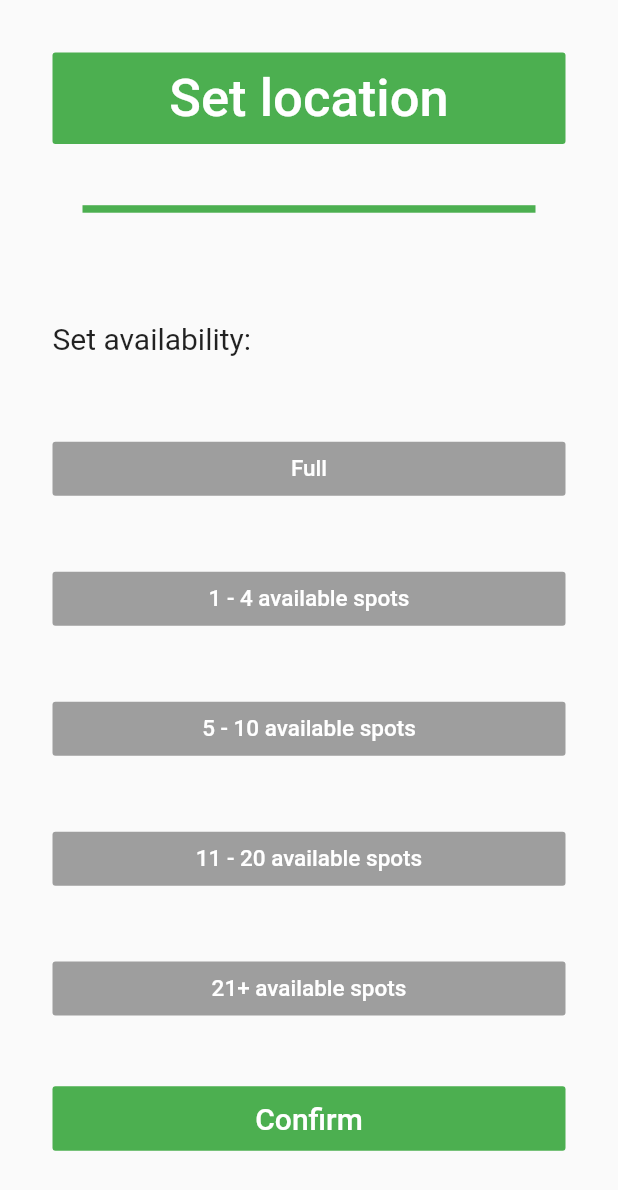
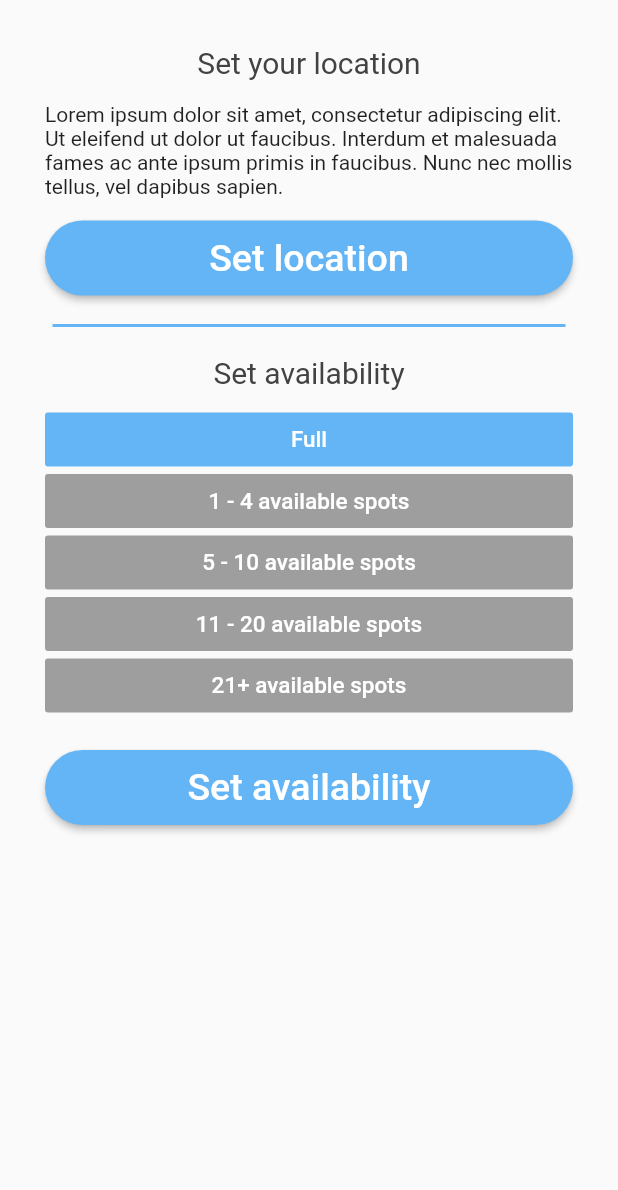
Before and after one commit to Jann1s/parknspot, a Flutter app: the Parking widget shown alone on an empty page, opened directly, on a phone screen of 412 x 824 dp. Shown: the top 1190 px of the screen. Run offline on Flutter 3.47's test engine with Material 2 defaults, Android fonts, the phone set to English and light mode, and no system bars; our stand-ins replace google_maps_flutter; Roboto replaces fonts that are missing (Montserrat).

Commit message:
View adjustment
I adjusted the views a little. They look now more like our Register/Login views.

```diff
--- a/app/lib/view/Parking.dart
+++ b/app/lib/view/Parking.dart
@@ -7,110 +7,138 @@ class Parking extends StatefulWidget {
 }
 
 class ParkingState extends State<Parking> {
+  EAvailability _availability = EAvailability.Full;
+
   @override
   Widget build(BuildContext context) {
     return Container(
       alignment: Alignment.center,
-      padding: EdgeInsets.all(35),
+      margin: EdgeInsets.all(30),
       child: Center(
         child: Column(
           children: <Widget>[
-            Row(
+            Column(
+              crossAxisAlignment: CrossAxisAlignment.stretch,
               children: <Widget>[
-                Expanded(
-                  child: FlatButton(
-                    child: Text(
-                      'Set location',
-                      style: TextStyle(fontSize: 35.0)
+                Container(
+                  margin: EdgeInsets.fromLTRB(0, 0, 0, 15),
+                  child: Center(
+                    child: Text('Set your location',
+                      style: TextStyle(
+                          fontSize: 20,
+                          color: Colors.grey.shade800
+                      ),
                     ),
-                    color: Colors.green,
-                    textColor: Colors.white,
-                    padding: EdgeInsets.all(10),
-                    onPressed: (){}
                   ),
-                )
+                ),
+                Container(
+                  child: Text("Lorem ipsum dolor sit amet, consectetur adipiscing elit. Ut eleifend ut dolor ut faucibus. Interdum et malesuada fames ac ante ipsum primis in faucibus. Nunc nec mollis tellus, vel dapibus sapien."),
+                  margin: EdgeInsets.fromLTRB(0, 0, 0, 15),
+                ),
+                SizedBox(
+                  width: double.infinity,
+                  height: 50,
+                  child: RaisedButton(
+                    color: Colors.blue.shade300,
+                    shape: RoundedRectangleBorder(
+                      borderRadius: BorderRadius.circular(25),
+                    ),
+                    child: Text('Set location',
+                        style: TextStyle(
+                            fontSize: 25.0,
+                            color: Colors.white,
+                            fontWeight: FontWeight.w500,
+                            fontFamily: 'Montserrat')),
+                    onPressed: () {},
+                  ),
+                ),
               ],
             ),
-            Expanded(child: Divider(
-              color: Colors.green,
-              thickness: 5,
-              indent: 20,
-              endIndent: 20,
-              height: 35,
-            )),
-            Expanded(child: Row(children: <Widget>[
-              Expanded(
-                child: Text('Set availability:', style: TextStyle(fontSize: 20),),
-              )
-            ],)),
-            Expanded(child: Row(children: <Widget>[
-              Expanded(
-                child: FlatButton(
-                  color: Colors.grey,
-                  textColor: Colors.white,
-                  child: Text('Full', style: TextStyle(fontSize: 15),),
-                  onPressed: () {},
-                ),
-              )
-            ],)),
-            Expanded(child:Row(children: <Widget>[
-              Expanded(
-                child: FlatButton(
-                  color: Colors.grey,
-                  textColor: Colors.white,
-                  child: Text('1 - 4 available spots', style: TextStyle(fontSize: 15)),
-                  onPressed: () {},
-                ),
-              )
-            ],)),
-            Expanded(child:Row(children: <Widget>[
-              Expanded(
-                child: FlatButton(
-                  color: Colors.grey,
-                  textColor: Colors.white,
-                  child: Text('5 - 10 available spots', style: TextStyle(fontSize: 15)),
-                  onPressed: () {},
-                ),
-              )
-            ],)),
-            Expanded(child:Row(children: <Widget>[
-              Expanded(
-                child: FlatButton(
-                  color: Colors.grey,
-                  textColor: Colors.white,
-                  child: Text('11 - 20 available spots', style: TextStyle(fontSize: 15)),
-                  onPressed: () {},
-                ),
-              )
-            ],)),
-            Expanded(child:Row(children: <Widget>[
-              Expanded(
-                child: FlatButton(
-                  color: Colors.grey,
-                  textColor: Colors.white,
-                  child: Text('21+ available spots', style: TextStyle(fontSize: 15)),
-                  onPressed: () {},
-                ),
-              )
-            ],)),
-            Expanded(child:Row(children: <Widget>[
-              Expanded(
-                child: FlatButton(
-                  child: Text(
-                    'Confirm',
-                    style: TextStyle(fontSize: 20.0)
+            Container(
+              margin: EdgeInsets.fromLTRB(0, 15, 0, 0),
+              child: Divider(
+                color: Colors.blue.shade300,
+                thickness: 2,
+                indent: 5,
+                endIndent: 5,
+                height: 10,
+              ),
+            ),
+            Expanded(
+              child: Column(
+                children: <Widget>[
+                  Container(
+                    margin: EdgeInsets.fromLTRB(0, 15, 0, 15),
+                    child: Center(
+                      child: Text('Set availability',
+                        style: TextStyle(
+                            fontSize: 20,
+                            color: Colors.grey.shade800
+                        ),
+                      ),
+                    ),
                   ),
-                  color: Colors.green,
-                  textColor: Colors.white,
-                  padding: EdgeInsets.all(10),
-                  onPressed: (){}
-                ),
-              )
-            ],
-          ))
+                  Container(
+                    margin: EdgeInsets.fromLTRB(0, 0, 0, 20),
+                    child: Column(
+                      crossAxisAlignment: CrossAxisAlignment.stretch,
+                      children: <Widget>[
+                        buildAvailabilityButton("Full", EAvailability.Full),
+                        buildAvailabilityButton("1 - 4 available spots", EAvailability.Low),
+                        buildAvailabilityButton("5 - 10 available spots", EAvailability.Medium),
+                        buildAvailabilityButton("11 - 20 available spots", EAvailability.High),
+                        buildAvailabilityButton("21+ available spots", EAvailability.Empty),
+                      ],
+                    ),
+                  ),
+                  SizedBox(
+                    width: double.infinity,
+                    height: 50,
+                    child: RaisedButton(
+                      color: Colors.blue.shade300,
+                      shape: RoundedRectangleBorder(
+                        borderRadius: BorderRadius.circular(25),
+                      ),
+                      child: Text('Set availability',
+                          style: TextStyle(
+                              fontSize: 25.0,
+                              color: Colors.white,
+                              fontWeight: FontWeight.w500,
+                              fontFamily: 'Montserrat')),
+                      onPressed: () {},
+                    ),
+                  ),
+                ],
+              ),
+            ),
         ],
       ),
       )
     );
   }
+
+  Widget buildAvailabilityButton(String text, EAvailability type) {
+    return Container(
+      margin: EdgeInsets.fromLTRB(0, 0, 0, 5),
+      child: FlatButton(
+        materialTapTargetSize: MaterialTapTargetSize.shrinkWrap,
+        color: (_availability == type) ? Colors.blue.shade300 : Colors.grey,
+        textColor: Colors.white,
+        child: Text(text, style: TextStyle(fontSize: 15),),
+        onPressed: () {
+          setState(() {
+            _availability = type;
+          });
+        },
+      ),
+    );
+  }
 }
+
+enum EAvailability {
+  Full,
+  Low,
+  Medium,
+  High,
+  Empty
+}
```
Also changed, not shown: app/lib/view/Profile.dart (+75 -19 lines).
